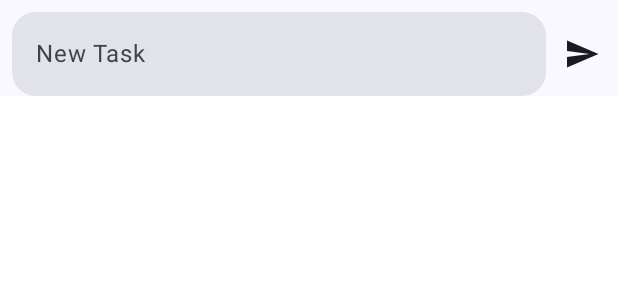
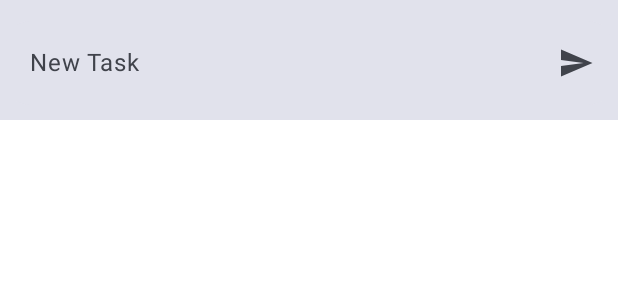
Before and after one commit to yuki-kamikita/QuickTodo, an Android app built with Jetpack Compose: the @Preview function PreviewNewTask, on a phone screen of 412 x 824 dp. Shown: the top 300 px of the screen. Run offline under Robolectric (Android 15) with nearby library versions, the phone set to English and light mode, and no system bars.

Commit message:
🎨 新規タスク追加部分のデザイン変更
NavigationBarとのpaddingが気に食わないので色の境目をなくす

```diff
--- a/app/src/main/java/com/akaiyukiusagi/quicktodo/uiLayer/screen/HomeScreen.kt
+++ b/app/src/main/java/com/akaiyukiusagi/quicktodo/uiLayer/screen/HomeScreen.kt
@@ -6,15 +6,11 @@ import androidx.compose.foundation.layout.Arrangement
 import androidx.compose.foundation.layout.Column
 import androidx.compose.foundation.layout.Row
 import androidx.compose.foundation.layout.Spacer
-import androidx.compose.foundation.layout.WindowInsets
 import androidx.compose.foundation.layout.fillMaxHeight
 import androidx.compose.foundation.layout.fillMaxSize
 import androidx.compose.foundation.layout.fillMaxWidth
-import androidx.compose.foundation.layout.ime
-import androidx.compose.foundation.layout.navigationBars
+import androidx.compose.foundation.layout.imePadding
 import androidx.compose.foundation.layout.padding
-import androidx.compose.foundation.layout.union
-import androidx.compose.foundation.layout.windowInsetsPadding
 import androidx.compose.foundation.lazy.LazyColumn
 import androidx.compose.foundation.lazy.items
 import androidx.compose.foundation.shape.RoundedCornerShape
@@ -25,6 +21,7 @@ import androidx.compose.material.icons.filled.Notifications
 import androidx.compose.material.icons.filled.Send
 import androidx.compose.material.icons.filled.Settings
 import androidx.compose.material.icons.outlined.Notifications
+import androidx.compose.material3.BottomAppBar
 import androidx.compose.material3.Card
 import androidx.compose.material3.Checkbox
 import androidx.compose.material3.ExperimentalMaterial3Api
@@ -42,7 +39,6 @@ import androidx.compose.material3.Text
 import androidx.compose.material3.TextField
 import androidx.compose.material3.TextFieldDefaults
 import androidx.compose.material3.TopAppBar
-import androidx.compose.material3.TopAppBarDefaults
 import androidx.compose.runtime.Composable
 import androidx.compose.runtime.collectAsState
 import androidx.compose.runtime.getValue
@@ -69,9 +65,9 @@ import com.akaiyukiusagi.quicktodo.core.extension.category
 import com.akaiyukiusagi.quicktodo.core.extension.view
 import com.akaiyukiusagi.quicktodo.dataLayer.room.entity.Task
 import com.akaiyukiusagi.quicktodo.uiLayer.ComponentPreviewTemplate
-import com.akaiyukiusagi.quicktodo.uiLayer.component.OnPause
 import com.akaiyukiusagi.quicktodo.uiLayer.PreviewContent
 import com.akaiyukiusagi.quicktodo.uiLayer.ScreenPreviewTemplate
+import com.akaiyukiusagi.quicktodo.uiLayer.component.OnPause
 import com.akaiyukiusagi.quicktodo.uiLayer.component.SwipeToDelete
 import com.akaiyukiusagi.quicktodo.uiLayer.component.performVibration
 import com.akaiyukiusagi.quicktodo.uiLayer.component.premission.rememberNotificationPermissionRequester
@@ -94,7 +90,6 @@ fun HomeScreen(
     val snackbarHostState = remember { SnackbarHostState() } // TODO: SnackbarHostStateは結構入り組むからもっと増えてきたらCompositionLocalを検討
 
     Scaffold(
-        modifier = Modifier.windowInsetsPadding(WindowInsets.navigationBars.union(WindowInsets.ime)),
         snackbarHost = { SnackbarHost(hostState = snackbarHostState) },
         topBar = {
             TopAppBar(
@@ -104,8 +99,10 @@ fun HomeScreen(
                         Icon(Icons.Default.Settings, contentDescription = "Settings")
                     }
                 },
-                colors = TopAppBarDefaults.topAppBarColors(MaterialTheme.colorScheme.surfaceContainer)
             )
+        },
+        bottomBar = {
+            NewTask { text -> viewModel.addTask(text) }
         },
         content = {
             Surface(
@@ -129,8 +126,6 @@ fun HomeScreen(
                         settings = settings,
                         snackbarHostState = snackbarHostState
                     )
-                    HorizontalDivider()
-                    NewTask { text -> viewModel.addTask(text) }
                 }
             }
         }
@@ -388,14 +383,9 @@ fun NewTask(onAddTask: (String) -> Unit = {}) {
     val focusRequester = remember { FocusRequester() }
     val isFocused = remember { mutableStateOf(false) }
 
-    Surface {
-        Column {
-            Row(
-                modifier = Modifier
-                    .fillMaxWidth()
-                    .padding(start = 8.dp, top = 8.dp),
-                verticalAlignment = Alignment.CenterVertically,
-                horizontalArrangement = Arrangement.SpaceBetween
+    BottomAppBar(
+        containerColor = MaterialTheme.colorScheme.surfaceVariant,
+        modifier = Modifier.imePadding()
     ) {
         TextField(
             value = text,
@@ -403,10 +393,14 @@ fun NewTask(onAddTask: (String) -> Unit = {}) {
             label = { Text(stringResource(id = R.string.new_task)) },
             onValueChange = { newText -> text = newText },
             modifier = Modifier
-                        .weight(1f)
+                .fillMaxWidth()
                 .focusRequester(focusRequester)
                 .onFocusChanged { focusState -> isFocused.value = focusState.isFocused },
             colors = TextFieldDefaults.colors(
+                focusedContainerColor = MaterialTheme.colorScheme.surfaceVariant,
+                unfocusedContainerColor = MaterialTheme.colorScheme.surfaceVariant,
+                disabledContainerColor = MaterialTheme.colorScheme.surfaceVariant,
+                errorContainerColor = MaterialTheme.colorScheme.surfaceVariant,
                 focusedIndicatorColor = Color.Transparent,
                 unfocusedIndicatorColor = Color.Transparent,
                 disabledIndicatorColor = Color.Transparent
@@ -420,8 +414,7 @@ fun NewTask(onAddTask: (String) -> Unit = {}) {
                     text = ""
                 }
             ),
-                )
-
+            trailingIcon = {
                 IconButton(
                     onClick = {
                         focusManager.clearFocus()
@@ -433,7 +426,7 @@ fun NewTask(onAddTask: (String) -> Unit = {}) {
                     Icon(imageVector = Icons.Default.Send, contentDescription = "Send")
                 }
             }
-        }
+        )
     }
 }
 
--- a/app/src/main/java/com/akaiyukiusagi/quicktodo/uiLayer/screen/SettingsScreen.kt
+++ b/app/src/main/java/com/akaiyukiusagi/quicktodo/uiLayer/screen/SettingsScreen.kt
@@ -65,7 +65,6 @@ fun SettingsScreen(
                         Icon(Icons.AutoMirrored.Filled.ArrowBack, stringResource(id =R.string.back))
                     }
                 },
-                colors = TopAppBarDefaults.topAppBarColors(MaterialTheme.colorScheme.surfaceContainer)
             )
         },
         content = {
```
Lines whose indentation alone changed are shown as unchanged.
